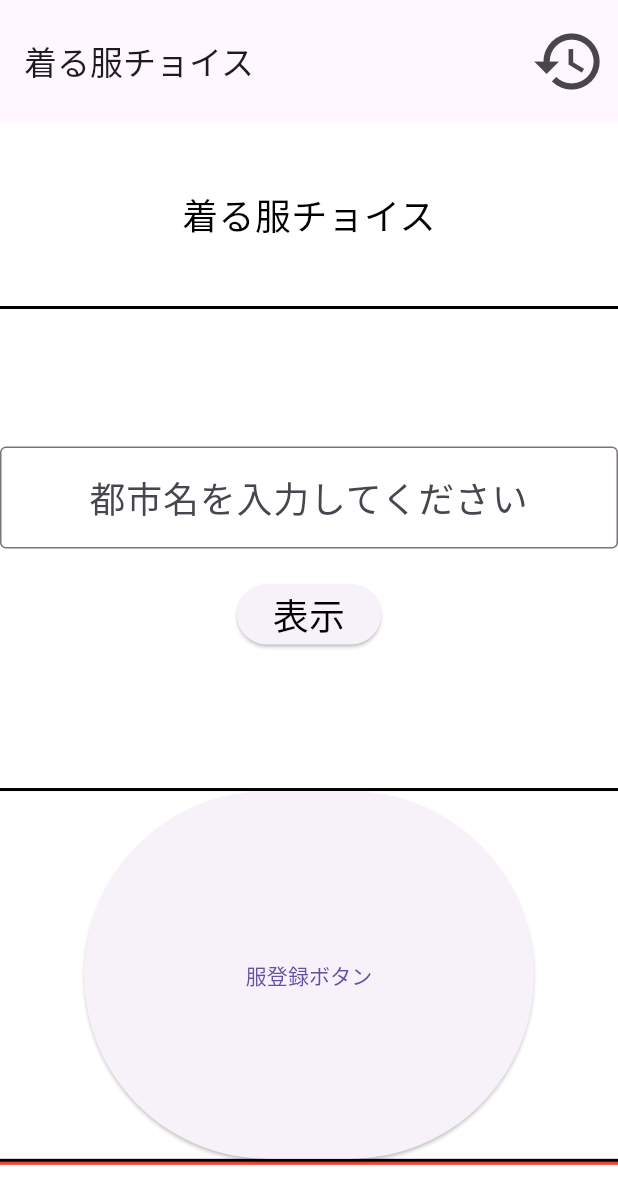
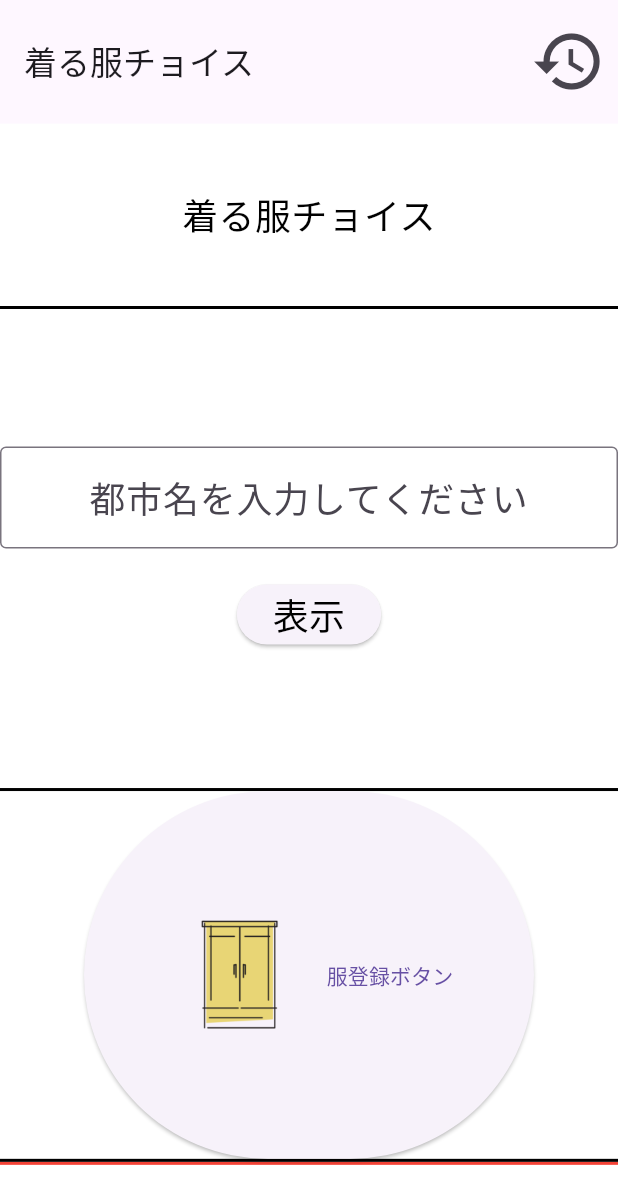
Before and after one commit to kervint1/Kiruhuku-Choice, a Flutter app: the screen it shows after launch, on a phone screen of 412 x 824 dp. Shown: the top 1204 px of the screen. Run offline on Flutter 3.47's test engine with Material 3 defaults, Android fonts, the phone set to English and light mode, and no system bars; our stand-ins replace go_router, google_fonts, image_picker.

Commit message:
ロゴ追加

```diff
--- a/lib/screens/home_screen.dart
+++ b/lib/screens/home_screen.dart
@@ -85,7 +85,19 @@ class _HomeScreenState extends State<HomeScreen> {
         style: ElevatedButton.styleFrom(
           minimumSize: const Size(300, 250),
         ),
-        child: const Text("服登録ボタン"),
+        child: Row(
+          mainAxisSize: MainAxisSize.min,
+          mainAxisAlignment: MainAxisAlignment.center,
+          children: [
+            Image.asset(
+              'assets/images/huku_touroku-logo.png', // ロゴのパス
+              width: 100,
+              height: 100,
+            ),
+            const SizedBox(width: 8), // ロゴとテキストの間にスペースを追加
+            const Text("服登録ボタン"),
+          ],
+        ),
       ),
     );
 
--- a/pubspec.yaml
+++ b/pubspec.yaml
@@ -93,3 +93,6 @@ flutter:
   #
   # For details regarding fonts from package dependencies,
   # see https://flutter.dev/to/font-from-package
+
+  assets:
+    - assets/images/huku_touroku-logo.png
```
Also changed, not shown: assets/images/huku_touroku-logo.png (added), pubspec.lock.
